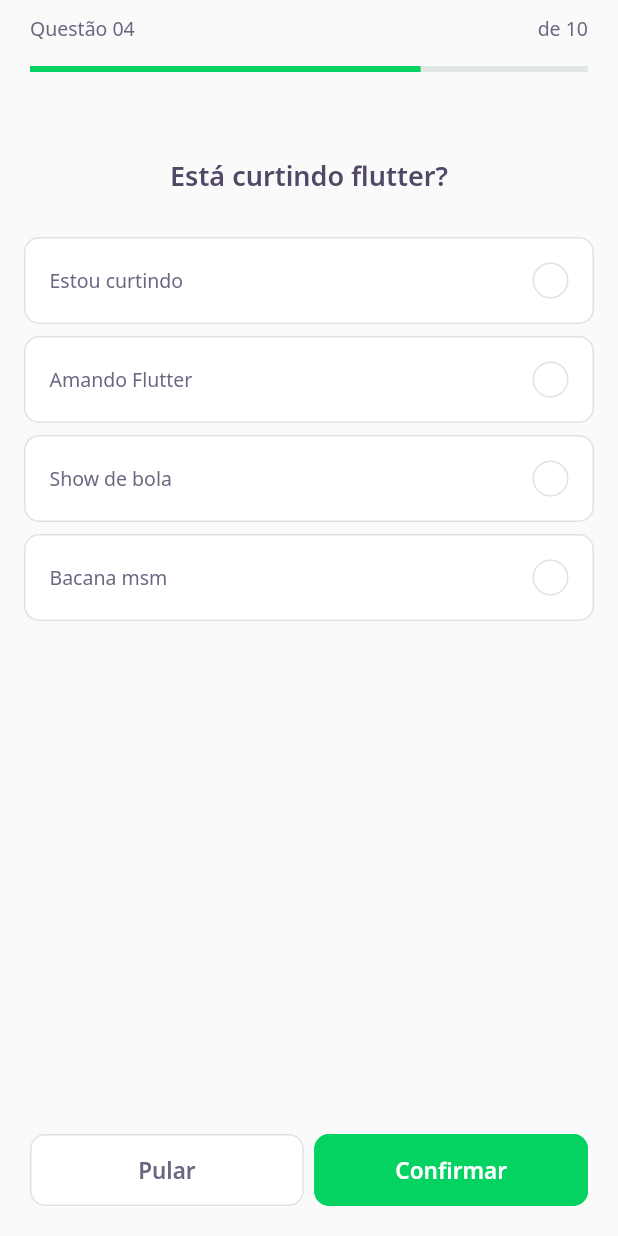
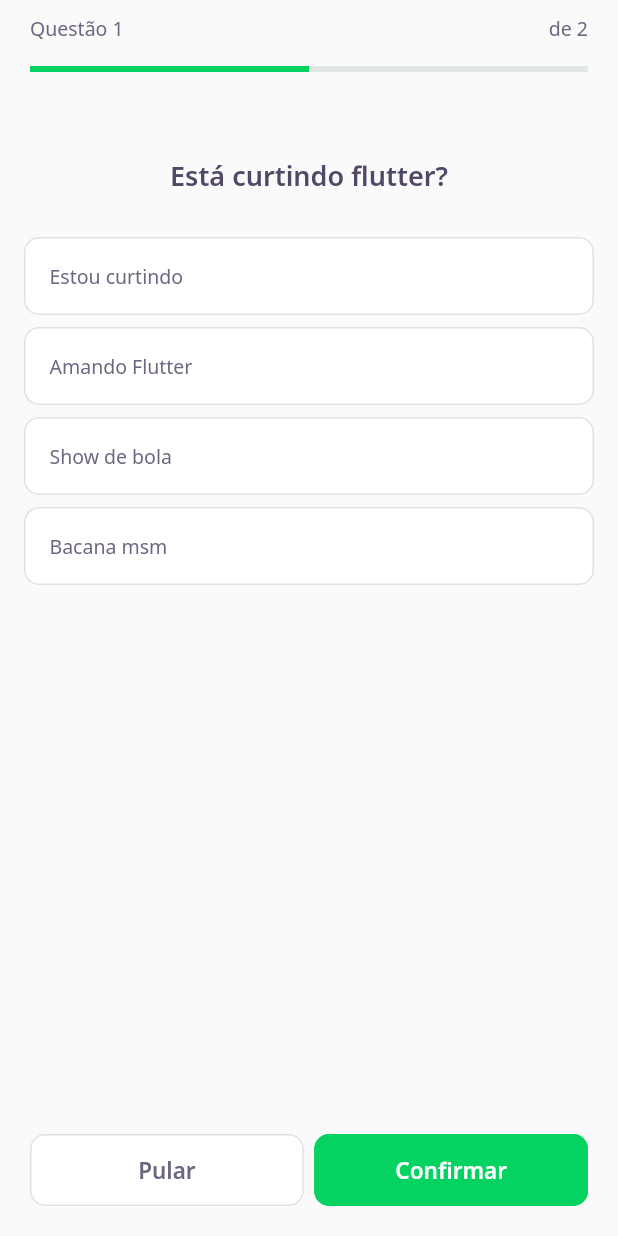
Before and after one commit to Lissone/devquiz, a Flutter app: the screen it shows after launch, after a tap on "NLW 5 Flutter", on a phone screen of 412 x 824 dp. Run offline on Flutter 3.47's test engine with Material 2 defaults, Android fonts, the phone set to English and light mode, and no system bars; our stand-ins replace google_fonts; accounts and stored records are empty; network calls fail.

Commit message:
next button on challenge

```diff
--- /dev/null
+++ b/lib/challenge/challenge_controller.dart
@@ -0,0 +1,8 @@
+import 'package:flutter/cupertino.dart';
+
+class ChallengeController {
+  final currentPageNotifier = ValueNotifier<int>(1);
+
+  int get currentPage => currentPageNotifier.value;
+  set currentPage(int value) => currentPageNotifier.value = value;
+}
--- a/lib/challenge/challenge_page.dart
+++ b/lib/challenge/challenge_page.dart
@@ -1,3 +1,4 @@
+import 'package:DevQuiz/challenge/challenge_controller.dart';
 import 'package:DevQuiz/challenge/widgets/next_button/next_button_widget.dart';
 import 'package:DevQuiz/challenge/widgets/question_indicator/question_indicator_widget.dart';
 import 'package:DevQuiz/challenge/widgets/quiz/quiz_widget.dart';
@@ -14,16 +15,48 @@ class ChallengePage extends StatefulWidget {
 }
 
 class _ChallengePageState extends State<ChallengePage> {
+  final challengeController = ChallengeController();
+  final pageController = PageController();
+  bool awnserSelected = false;
+
+  @override
+  void initState() {
+    pageController.addListener(() {
+      challengeController.currentPage = pageController.page!.toInt() + 1;
+    });
+    super.initState();
+  }
+
+  void nextPage() {
+    pageController.nextPage(
+        duration: Duration(milliseconds: 300), curve: Curves.linear);
+  }
+
   @override
   Widget build(BuildContext context) {
     return Scaffold(
       appBar: PreferredSize(
         preferredSize: Size.fromHeight(60),
-        child: SafeArea(top: true, child: QuestionIndicatorWidget()),
+        child: SafeArea(
+            top: true,
+            child: ValueListenableBuilder<int>(
+              //buildar apenas um widget especifico a partir de um listener INT
+              valueListenable: challengeController.currentPageNotifier,
+              builder: (context, value, _) => QuestionIndicatorWidget(
+                  currentPage: value, length: widget.questions.length),
+            )),
       ),
-      body: QuizWidget(
-        question: widget.questions[0],
-      ),
+      body: PageView(
+          physics: NeverScrollableScrollPhysics(),
+          controller: pageController,
+          children: widget.questions
+              .map((e) => QuizWidget(
+                    question: e,
+                    onChange: () {
+                      awnserSelected = true;
+                    },
+                  ))
+              .toList()),
       bottomNavigationBar: SafeArea(
         bottom: true,
         child: Padding(
@@ -34,14 +67,20 @@ class _ChallengePageState extends State<ChallengePage> {
               Expanded(
                   child: NextButtonWidget.white(
                 label: 'Pular',
-                onTap: () {},
+                onTap: nextPage,
               )),
               SizedBox(
                 width: 7,
               ),
               Expanded(
-                  child:
-                      NextButtonWidget.green(label: 'Confirmar', onTap: () {}))
+                  child: NextButtonWidget.green(
+                      label: 'Confirmar',
+                      onTap: () {
+                        if (awnserSelected) {
+                          nextPage();
+                          awnserSelected = false;
+                        }
+                      }))
             ],
           ),
         ),
--- a/lib/challenge/widgets/awnser/awnser_widget.dart
+++ b/lib/challenge/widgets/awnser/awnser_widget.dart
@@ -1,75 +1,53 @@
 import 'package:DevQuiz/core/app_colors.dart';
 import 'package:DevQuiz/core/app_text_styles.dart';
+import 'package:DevQuiz/shared/models/awnser_model.dart';
 import 'package:flutter/material.dart';
+import 'package:google_fonts/google_fonts.dart';
 
 class AwnserWidget extends StatelessWidget {
-  final String title;
-  final bool isRight;
+  final AwnserModel awnser;
   final bool isSelected;
+  final bool disabled;
+  final VoidCallback onTap;
 
   const AwnserWidget(
       {Key? key,
-      required this.title,
-      this.isRight = false,
+      required this.awnser,
+      required this.onTap,
+      this.disabled = false,
       this.isSelected = false})
       : super(key: key);
-
-  Color get _selectedColorRight =>
-      isRight ? AppColors.darkGreen : AppColors.darkRed;
-
-  Color get _selectedBorderRight =>
-      isRight ? AppColors.lightGreen : AppColors.lightRed;
-
-  Color get _selectedColorCardRight =>
-      isRight ? AppColors.lightGreen : AppColors.lightRed;
-
-  Color get _selectedBorderCardRight =>
-      isRight ? AppColors.green : AppColors.red;
-
-  TextStyle get _selectedTextStyleRight =>
-      isRight ? AppTextStyles.bodyDarkGreen : AppTextStyles.bodyDarkRed;
-
-  IconData get _selectedIconRight => isRight ? Icons.check : Icons.close;
 
   @override
   Widget build(BuildContext context) {
     return Padding(
       padding: const EdgeInsets.symmetric(horizontal: 16, vertical: 4),
+      child: IgnorePointer(
+        ignoring: disabled,
+        child: GestureDetector(
+          onTap: onTap,
           child: Container(
             padding: EdgeInsets.all(16),
             decoration: BoxDecoration(
-            color: isSelected ? _selectedColorCardRight : AppColors.white,
+                color: isSelected ? Colors.grey[340] : AppColors.white,
                 borderRadius: BorderRadius.circular(10),
                 border: Border.fromBorderSide(BorderSide(
                     color:
-                    isSelected ? _selectedBorderCardRight : AppColors.border))),
+                        isSelected ? Colors.blue.shade700 : AppColors.border))),
             child: Row(
               mainAxisAlignment: MainAxisAlignment.spaceBetween,
               children: [
                 Expanded(
-                child: Text(title,
+                    child: Text(awnser.title,
                         style: isSelected
-                        ? _selectedTextStyleRight
+                            ? GoogleFonts.notoSans(
+                                fontWeight: FontWeight.w600,
+                                fontSize: 15,
+                                color: Colors.blue.shade700)
                             : AppTextStyles.body)),
-            Container(
-              width: 24,
-              height: 24,
-              decoration: BoxDecoration(
-                  color: isSelected ? _selectedColorRight : AppColors.white,
-                  borderRadius: BorderRadius.circular(500),
-                  border: Border.fromBorderSide(BorderSide(
-                      color: isSelected
-                          ? _selectedBorderRight
-                          : AppColors.border))),
-              child: isSelected
-                  ? Icon(
-                      _selectedIconRight,
-                      size: 16,
-                      color: Colors.white,
-                    )
-                  : null,
-            )
               ],
+            ),
+          ),
         ),
       ),
     );
--- a/lib/challenge/widgets/question_indicator/question_indicator_widget.dart
+++ b/lib/challenge/widgets/question_indicator/question_indicator_widget.dart
@@ -3,6 +3,13 @@ import 'package:DevQuiz/shared/widgets/progress_indicator/progress_indicator_wid
 import 'package:flutter/material.dart';
 
 class QuestionIndicatorWidget extends StatelessWidget {
+  final int currentPage;
+  final int length;
+
+  const QuestionIndicatorWidget(
+      {Key? key, required this.currentPage, required this.length})
+      : super(key: key);
+
   @override
   Widget build(BuildContext context) {
     return Container(
@@ -12,12 +19,12 @@ class QuestionIndicatorWidget extends StatelessWidget {
           Row(
             mainAxisAlignment: MainAxisAlignment.spaceBetween,
             children: [
-              Text("Questão 04", style: AppTextStyles.body),
-              Text("de 10", style: AppTextStyles.body)
+              Text("Questão $currentPage", style: AppTextStyles.body),
+              Text("de $length", style: AppTextStyles.body)
             ],
           ),
           SizedBox(height: 16),
-          ProgressIndicatorWidget(value: 0.7)
+          ProgressIndicatorWidget(value: currentPage / length)
         ],
       ),
     );
--- a/lib/challenge/widgets/quiz/quiz_widget.dart
+++ b/lib/challenge/widgets/quiz/quiz_widget.dart
@@ -3,10 +3,21 @@ import 'package:DevQuiz/core/app_text_styles.dart';
 import 'package:DevQuiz/shared/models/question_model.dart';
 import 'package:flutter/material.dart';
 
-class QuizWidget extends StatelessWidget {
+class QuizWidget extends StatefulWidget {
   final QuestionModel question;
+  final VoidCallback onChange;
 
-  const QuizWidget({Key? key, required this.question}) : super(key: key);
+  const QuizWidget({Key? key, required this.question, required this.onChange})
+      : super(key: key);
+
+  @override
+  _QuizWidgetState createState() => _QuizWidgetState();
+}
+
+class _QuizWidgetState extends State<QuizWidget> {
+  int indexSelected = -1;
+
+  awnsers(int index) => widget.question.awnsers[index];
 
   @override
   Widget build(BuildContext context) {
@@ -18,14 +29,23 @@ class QuizWidget extends StatelessWidget {
             height: 30,
           ),
           Text(
-            question.title,
+            widget.question.title,
             style: AppTextStyles.heading,
           ),
           SizedBox(
             height: 24,
           ),
-          ...question.awnsers.map((e) => AwnserWidget(isRight: e.isRight,
-          title: e.title)).toList()
+          for (var i = 0; i < widget.question.awnsers.length; i++)
+            AwnserWidget(
+              awnser: awnsers(i),
+              disabled: indexSelected != -1,
+              isSelected: indexSelected == i,
+              onTap: () {
+                indexSelected = i;
+                widget.onChange();
+                setState(() {});
+              },
+            )
         ],
       ),
     );
```
Lines whose indentation alone changed are shown as unchanged.
